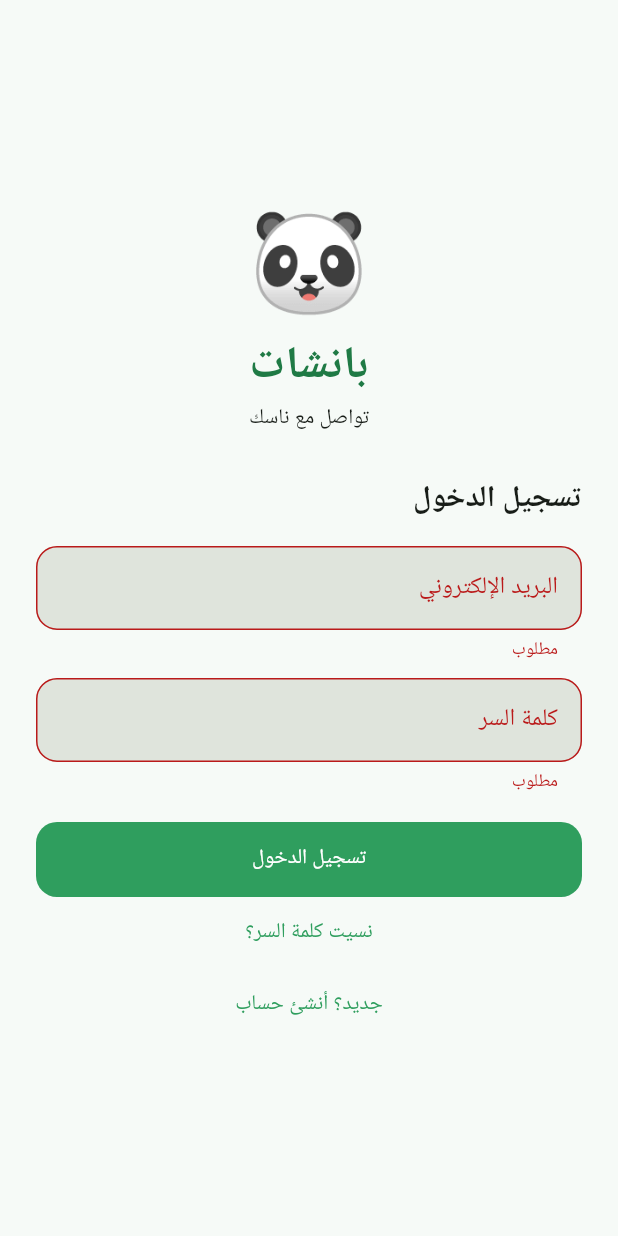
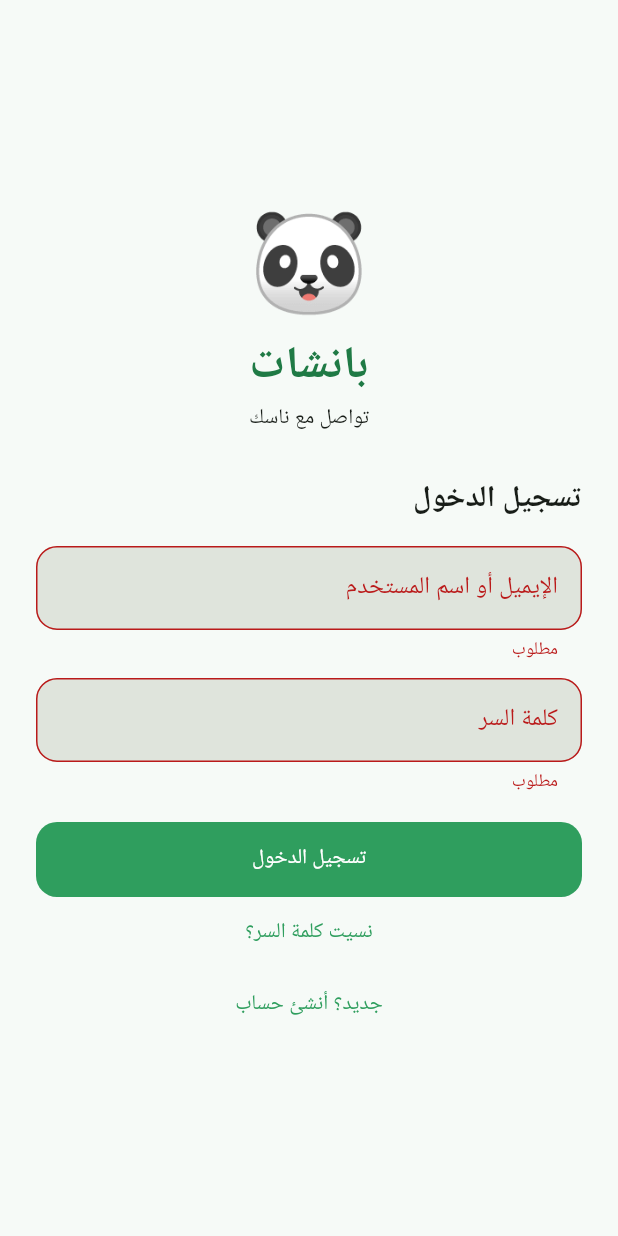
Before and after one commit to jsimalppp/panchat, a Flutter app: the LoginScreen screen opened directly, after a tap on "تسجيل الدخول", on a phone screen of 412 x 824 dp. Run offline on Flutter 3.47's test engine with Material 3 defaults, Android fonts, the phone set to English and light mode, and no system bars; our stand-ins replace cached_network_image, flutter_riverpod, flutter_secure_storage, go_router, image_picker, just_audio and 1 more; missing offline and left inert: record; accounts and stored records are empty.

Commit message:
Fix chat list refresh/unread, dark mode toggle, login by username or email

```diff
--- a/lib/app.dart
+++ b/lib/app.dart
@@ -8,6 +8,7 @@ import 'core/l10n/strings.dart';
 import 'core/router/app_router.dart';
 import 'core/theme/app_theme.dart';
 import 'data/locale_store.dart';
+import 'data/theme_store.dart';
 import 'data/providers.dart';
 
 class PanchatApp extends ConsumerWidget {
@@ -17,11 +18,13 @@ class PanchatApp extends ConsumerWidget {
   Widget build(BuildContext context, WidgetRef ref) {
     final router = ref.watch(routerProvider);
     final locale = ref.watch(localeProvider);
+    final themeMode = ref.watch(themeModeProvider);
     return MaterialApp.router(
       title: 'Panchat',
       debugShowCheckedModeBanner: false,
       theme: AppTheme.light(),
       darkTheme: AppTheme.dark(),
+      themeMode: themeMode,
       routerConfig: router,
       locale: locale,
       supportedLocales: const [Locale('ar'), Locale('en')],
--- a/lib/core/l10n/strings.dart
+++ b/lib/core/l10n/strings.dart
@@ -80,6 +80,9 @@ class S {
     'errRateLimit': 'Too many attempts. Wait a minute and try again.',
     'errBadEmail': 'Enter a valid email address.',
     'errGeneric': 'Something went wrong. Please try again.',
+    'darkMode': 'Dark mode',
+    'emailOrUsername': 'Email or username',
+    'errUseEmail': 'Could not look up that username. Log in with your email instead.',
   };
 
   static const Map<String, String> _ar = {
@@ -160,6 +163,9 @@ class S {
     'errRateLimit': 'محاولات كتير. استنى دقيقة وحاول تاني.',
     'errBadEmail': 'اكتب إيميل صحيح.',
     'errGeneric': 'حصل خطأ. حاول تاني.',
+    'darkMode': 'الوضع الداكن',
+    'emailOrUsername': 'الإيميل أو اسم المستخدم',
+    'errUseEmail': 'تعذر البحث عن اسم المستخدم. سجّل دخول بالإيميل.',
   };
 
   static String of(BuildContext c, String k) {
--- a/lib/features/auth/login_screen.dart
+++ b/lib/features/auth/login_screen.dart
@@ -31,8 +31,28 @@ class _LoginScreenState extends ConsumerState<LoginScreen> {
   Future<void> _submit() async {
     if (!_form.currentState!.validate()) return;
     setState(() => _busy = true);
-    final email = _email.text.trim();
+    final typed = _email.text.trim();
+    String email = typed;
     try {
+      if (!typed.contains('@')) {
+        // Username login: resolve the email first.
+        String? resolved;
+        try {
+          final r = await ref
+              .read(supabaseProvider)
+              .rpc('email_for_username', params: {'uname': typed.toLowerCase()});
+          resolved = r as String?;
+        } catch (_) {
+          if (mounted) showSnack(context, context.tr('errUseEmail'));
+          return;
+        }
+        if (resolved == null || resolved.isEmpty) {
+          // Same message as a wrong password, so usernames are not revealed.
+          if (mounted) showSnack(context, context.tr('errBadLogin'));
+          return;
+        }
+        email = resolved;
+      }
       await ref.read(supabaseProvider).auth.signInWithPassword(
             email: email,
             password: _password.text,
@@ -64,8 +84,9 @@ class _LoginScreenState extends ConsumerState<LoginScreen> {
             TextFormField(
               controller: _email,
               keyboardType: TextInputType.emailAddress,
-              autofillHints: const [AutofillHints.email],
-              decoration: InputDecoration(labelText: context.tr('email')),
+              autocorrect: false,
+              autofillHints: const [AutofillHints.username, AutofillHints.email],
+              decoration: InputDecoration(labelText: context.tr('emailOrUsername')),
               validator: (v) => requiredValidator(context, v),
             ),
             const SizedBox(height: 12),
--- a/lib/features/chat/chat_controller.dart
+++ b/lib/features/chat/chat_controller.dart
@@ -22,7 +22,11 @@ class ChatController extends ChangeNotifier {
     required this.client,
     required this.convRepo,
     required this.mediaRepo,
+    this.onActivity,
   });
+
+  /// Called after sending, receiving or marking read, so the chat list refreshes.
+  final VoidCallback? onActivity;
 
   final String conversationId;
   final SupabaseClient client;
@@ -234,6 +238,7 @@ class ChatController extends ChangeNotifier {
   Future<void> markRead() async {
     try {
       await convRepo.markRead(conversationId);
+      onActivity?.call();
     } catch (_) {}
   }
 
@@ -346,6 +351,7 @@ class ChatController extends ChangeNotifier {
       if (j >= 0) messages[j] = messages[j].copyWith(pending: false, failed: true);
     }
     _notify();
+    onActivity?.call();
   }
 
   Future<void> retry(Message m) => _send(m.copyWith(pending: true, failed: false));
--- a/lib/features/chat/chat_screen.dart
+++ b/lib/features/chat/chat_screen.dart
@@ -9,6 +9,7 @@ import '../../core/widgets/misc.dart';
 import '../../core/widgets/user_avatar.dart';
 import '../../data/models/message.dart';
 import '../../data/providers.dart';
+import '../chats/chats_provider.dart';
 import 'chat_controller.dart';
 import 'composer.dart';
 import 'message_bubble.dart';
@@ -22,13 +23,16 @@ class ChatScreen extends ConsumerStatefulWidget {
 
 class _ChatScreenState extends ConsumerState<ChatScreen> with WidgetsBindingObserver {
   late final ChatController _c;
+  late final StateController<int> _refresh;
   final _scroll = ScrollController();
 
   @override
   void initState() {
     super.initState();
     WidgetsBinding.instance.addObserver(this);
+    _refresh = ref.read(chatsRefreshProvider.notifier);
     _c = ChatController(
+      onActivity: () { if (mounted) _refresh.state++; },
       conversationId: widget.conversationId,
       client: ref.read(supabaseProvider),
       convRepo: ref.read(conversationRepoProvider),
@@ -51,6 +55,8 @@ class _ChatScreenState extends ConsumerState<ChatScreen> with WidgetsBindingObse
     WidgetsBinding.instance.removeObserver(this);
     _scroll.dispose();
     _c.dispose();
+    final r = _refresh;
+    Future.microtask(() => r.state++);
     super.dispose();
   }
 
--- a/lib/features/chats/chats_provider.dart
+++ b/lib/features/chats/chats_provider.dart
@@ -5,6 +5,9 @@ import 'package:supabase_flutter/supabase_flutter.dart';
 
 import '../../data/models/chat_summary.dart';
 import '../../data/providers.dart';
+
+/// Bump to force the chat list to reload (no loading flash).
+final chatsRefreshProvider = StateProvider<int>((ref) => 0);
 
 /// Chat list that reloads whenever Realtime reports a relevant change.
 /// RLS means we only receive events for conversations we belong to.
@@ -29,6 +32,7 @@ final chatsProvider = StreamProvider.autoDispose<List<ChatSummary>>((ref) {
     debounce = Timer(const Duration(milliseconds: 300), load);
   }
 
+  ref.listen<int>(chatsRefreshProvider, (_, __) => scheduleLoad());
   load();
   final me = client.auth.currentUser?.id ?? 'anon';
   final channel = client
--- a/lib/features/new_chat/new_chat_screen.dart
+++ b/lib/features/new_chat/new_chat_screen.dart
@@ -9,6 +9,7 @@ import '../../core/widgets/misc.dart';
 import '../../core/widgets/user_avatar.dart';
 import '../../data/models/profile.dart';
 import '../../data/providers.dart';
+import '../chats/chats_provider.dart';
 
 /// Reusable username search list.
 class UserSearchList extends ConsumerStatefulWidget {
@@ -110,6 +111,7 @@ class NewChatScreen extends ConsumerWidget {
             onPick: (p) async {
               try {
                 final id = await ref.read(conversationRepoProvider).createDirect(p.id);
+                ref.read(chatsRefreshProvider.notifier).state++;
                 if (context.mounted) context.pushReplacement('/chat/$id');
               } catch (_) {
                 if (context.mounted) showSnack(context, context.tr('error'));
--- a/lib/features/new_chat/new_group_screen.dart
+++ b/lib/features/new_chat/new_group_screen.dart
@@ -6,6 +6,7 @@ import '../../core/l10n/strings.dart';
 import '../../core/widgets/misc.dart';
 import '../../data/models/profile.dart';
 import '../../data/providers.dart';
+import '../chats/chats_provider.dart';
 import 'new_chat_screen.dart';
 
 class NewGroupScreen extends ConsumerStatefulWidget {
@@ -36,6 +37,7 @@ class _NewGroupScreenState extends ConsumerState<NewGroupScreen> {
       final id = await ref
           .read(conversationRepoProvider)
           .createGroup(title, _members.keys.toList());
+      ref.read(chatsRefreshProvider.notifier).state++;
       if (mounted) context.pushReplacement('/chat/$id');
     } catch (_) {
       if (mounted) showSnack(context, context.tr('error'));
```
Also changed, not shown: lib/data/theme_store.dart (added, +32 -0 lines), lib/features/chats/chats_list_screen.dart (+7 -0 lines), lib/features/settings/settings_screen.dart (+7 -0 lines), 1 other file.
